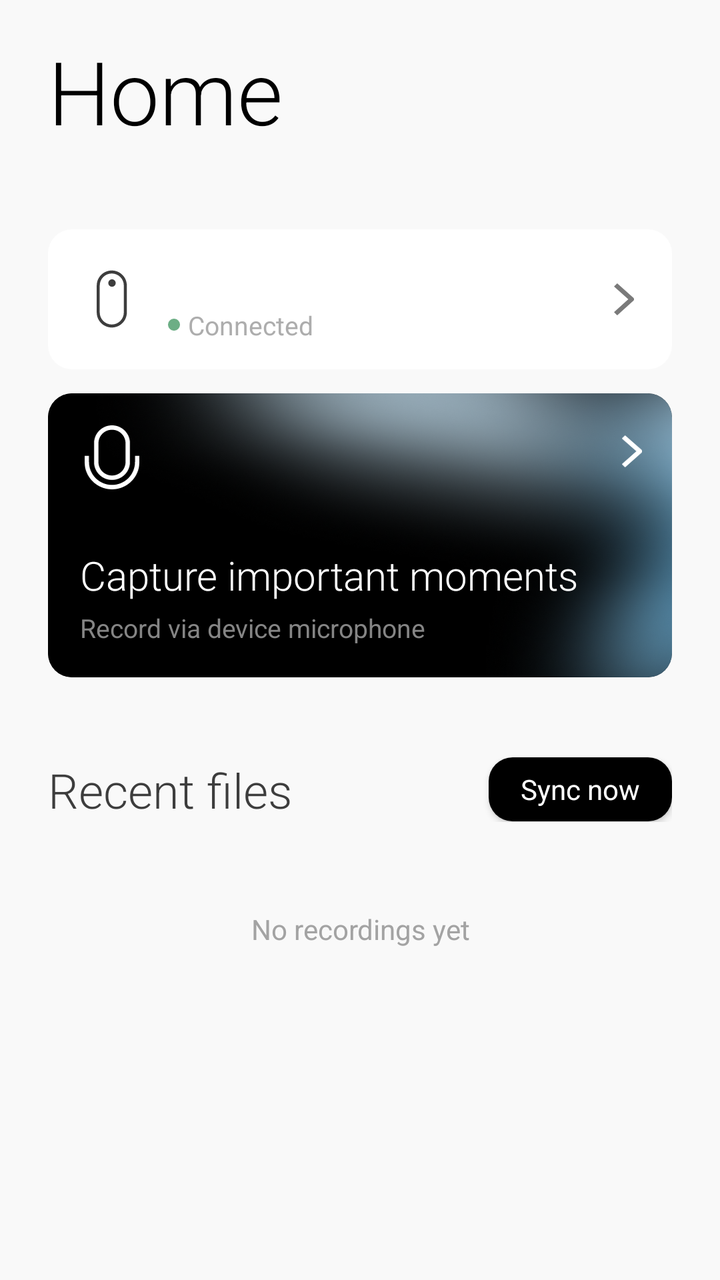
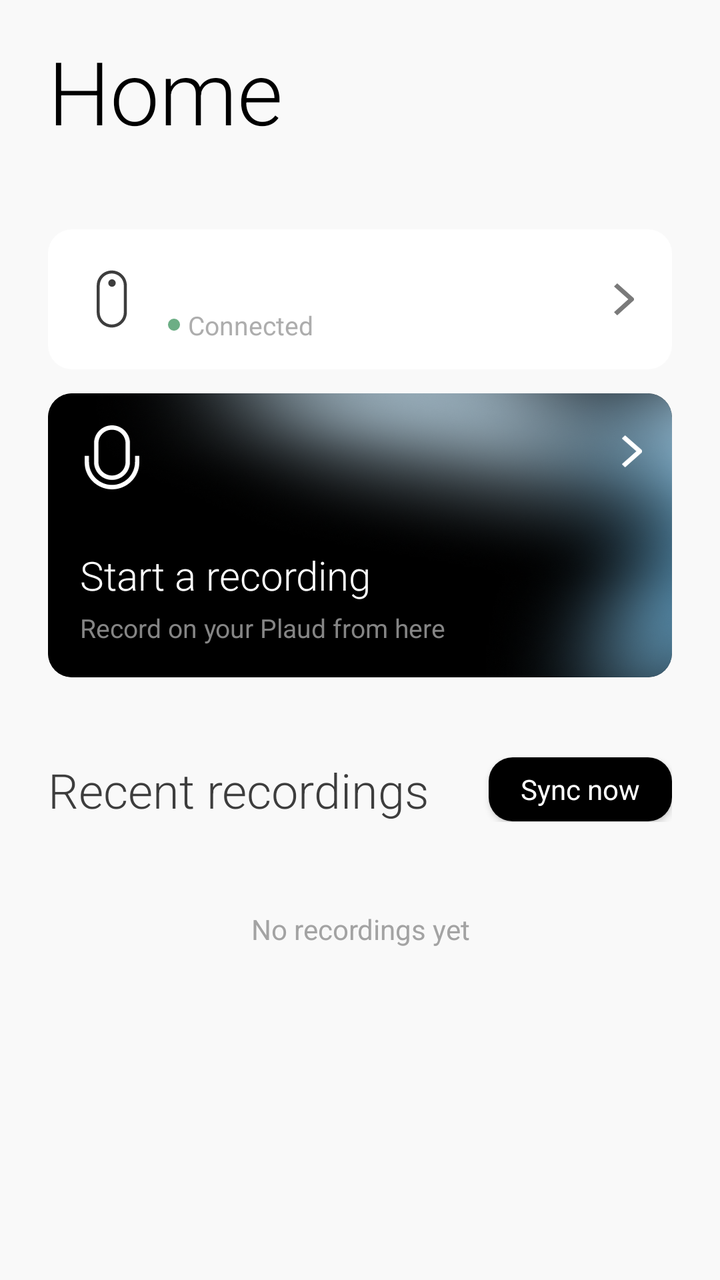

Compare the two renders of this Android layout. The source of the first and the diff that turns it into the second are given below.
<!-- AndroidManifest.xml: application theme Theme.PlaudBridge -->
<!-- res/layout/fragment_home.xml -->
<?xml version="1.0" encoding="utf-8"?>
<ScrollView xmlns:android="http://schemas.android.com/apk/res/android"
    xmlns:app="http://schemas.android.com/apk/res-auto"
    android:layout_width="match_parent"
    android:layout_height="match_parent"
    android:clipToPadding="false"
    android:fillViewport="true"
    android:paddingBottom="120dp"
    android:scrollbars="none">

    <LinearLayout
        android:layout_width="match_parent"
        android:layout_height="wrap_content"
        android:orientation="vertical"
        android:paddingStart="24dp"
        android:paddingEnd="24dp">

        
        <TextView
            android:id="@+id/titleLabel"
            android:layout_width="wrap_content"
            android:layout_height="wrap_content"
            android:layout_marginTop="16dp"
            android:fontFamily="sans-serif-light"
            android:text="@string/home"
            android:textColor="@color/black"
            android:textSize="44sp" />

        
        <LinearLayout
            android:id="@+id/deviceCard"
            android:layout_width="match_parent"
            android:layout_height="wrap_content"
            android:layout_marginTop="40dp"
            android:background="@drawable/bg_card"
            android:clipChildren="true"
            android:clipToPadding="true"
            android:orientation="vertical">

            
            <RelativeLayout
                android:id="@+id/deviceCardHeader"
                android:layout_width="match_parent"
                android:layout_height="70dp"
                android:paddingStart="16dp"
                android:paddingEnd="16dp">

                <ImageView
                    android:id="@+id/deviceIcon"
                    android:layout_width="32dp"
                    android:layout_height="32dp"
                    android:layout_centerVertical="true"
                    android:contentDescription="Device"
                    android:src="@drawable/ic_device" />

                <TextView
                    android:id="@+id/deviceNameLabel"
                    android:layout_width="wrap_content"
                    android:layout_height="wrap_content"
                    android:layout_marginStart="12dp"
                    android:layout_marginTop="16dp"
                    android:layout_toEndOf="@id/deviceIcon"
                    android:fontFamily="sans-serif"
                    android:textColor="@color/black"
                    android:textSize="14sp" />

                
                <LinearLayout
                    android:layout_width="wrap_content"
                    android:layout_height="wrap_content"
                    android:layout_below="@id/deviceNameLabel"
                    android:layout_marginStart="12dp"
                    android:layout_marginTop="4dp"
                    android:layout_toEndOf="@id/deviceIcon"
                    android:gravity="center_vertical"
                    android:orientation="horizontal">

                    <View
                        android:id="@+id/statusDot"
                        android:layout_width="6dp"
                        android:layout_height="6dp"
                        android:background="@drawable/bg_status_dot" />

                    <TextView
                        android:id="@+id/statusLabel"
                        android:layout_width="wrap_content"
                        android:layout_height="wrap_content"
                        android:layout_marginStart="4dp"
                        android:fontFamily="sans-serif"
                        android:text="@string/connected"
                        android:textColor="@color/gray_ad"
                        android:textSize="13sp" />
                </LinearLayout>

                <ImageView
                    android:id="@+id/deviceChevron"
                    android:layout_width="16dp"
                    android:layout_height="16dp"
                    android:layout_alignParentEnd="true"
                    android:layout_centerVertical="true"
                    android:contentDescription="Expand"
                    android:src="@drawable/ic_chevron_right"
                    android:tint="@color/gray7" />
            </RelativeLayout>

            
            <LinearLayout
                android:id="@+id/deviceExpandedContent"
                android:layout_width="match_parent"
                android:layout_height="wrap_content"
                android:orientation="vertical"
                android:paddingStart="16dp"
                android:paddingEnd="16dp"
                android:paddingBottom="16dp"
                android:visibility="gone">

                
                <RelativeLayout
                    android:layout_width="match_parent"
                    android:layout_height="wrap_content"
                    android:layout_marginTop="20dp">

                    <TextView
                        android:layout_width="wrap_content"
                        android:layout_height="wrap_content"
                        android:layout_alignParentStart="true"
                        android:fontFamily="sans-serif"
                        android:text="@string/battery"
                        android:textColor="@color/black"
                        android:textSize="14sp" />

                    <TextView
                        android:id="@+id/batteryValueLabel"
                        android:layout_width="wrap_content"
                        android:layout_height="wrap_content"
                        android:layout_alignParentEnd="true"
                        android:fontFamily="sans-serif"
                        android:textColor="@color/gray_ad"
                        android:textSize="13sp" />
                </RelativeLayout>

                
                <FrameLayout
                    android:layout_width="match_parent"
                    android:layout_height="4dp"
                    android:layout_marginTop="8dp"
                    android:background="@drawable/bg_progress_track">

                    <View
                        android:id="@+id/batteryFill"
                        android:layout_width="0dp"
                        android:layout_height="match_parent"
                        android:background="@drawable/bg_progress_fill_green" />
                </FrameLayout>

                
                <RelativeLayout
                    android:layout_width="match_parent"
                    android:layout_height="wrap_content"
                    android:layout_marginTop="20dp">

                    <TextView
                        android:layout_width="wrap_content"
                        android:layout_height="wrap_content"
                        android:layout_alignParentStart="true"
                        android:fontFamily="sans-serif"
                        android:text="@string/storage"
                        android:textColor="@color/black"
                        android:textSize="14sp" />

                    <TextView
                        android:id="@+id/storageValueLabel"
                        android:layout_width="wrap_content"
                        android:layout_height="wrap_content"
                        android:layout_alignParentEnd="true"
                        android:fontFamily="sans-serif"
                        android:textColor="@color/gray_ad"
                        android:textSize="13sp" />
                </RelativeLayout>

                
                <FrameLayout
                    android:layout_width="match_parent"
                    android:layout_height="4dp"
                    android:layout_marginTop="8dp"
                    android:background="@drawable/bg_progress_track">

                    <View
                        android:id="@+id/storageFill"
                        android:layout_width="0dp"
                        android:layout_height="match_parent"
                        android:background="@drawable/bg_progress_fill_dark" />
                </FrameLayout>

                
                <TextView
                    android:id="@+id/manageButton"
                    android:layout_width="133dp"
                    android:layout_height="32dp"
                    android:layout_marginTop="20dp"
                    android:background="@drawable/bg_manage_button"
                    android:clickable="true"
                    android:focusable="true"
                    android:fontFamily="sans-serif"
                    android:gravity="center"
                    android:text="@string/manage_device"
                    android:textColor="@color/black"
                    android:textSize="14sp" />

                
                <LinearLayout
                    android:id="@+id/otherDevicesList"
                    android:layout_width="match_parent"
                    android:layout_height="wrap_content"
                    android:layout_marginTop="16dp"
                    android:orientation="vertical" />
            </LinearLayout>
        </LinearLayout>

        
        <FrameLayout
            android:id="@+id/recordCard"
            android:layout_width="match_parent"
            android:layout_height="142dp"
            android:layout_marginTop="12dp"
            android:background="@drawable/bg_record_card"
            android:clipToOutline="true">

            <ImageView
                android:layout_width="match_parent"
                android:layout_height="match_parent"
                android:contentDescription="@null"
                android:scaleType="centerCrop"
                android:src="@drawable/record_card_bg" />

            <ImageView
                android:id="@+id/recordMicIcon"
                android:layout_width="32dp"
                android:layout_height="32dp"
                android:layout_marginStart="16dp"
                android:layout_marginTop="16dp"
                android:contentDescription="Record"
                android:src="@drawable/icon_record_mic"
                android:tint="@color/white" />

            <ImageView
                android:layout_width="16dp"
                android:layout_height="16dp"
                android:layout_gravity="end"
                android:layout_marginTop="21dp"
                android:layout_marginEnd="12dp"
                android:contentDescription="Go"
                android:src="@drawable/ic_chevron_right"
                android:tint="@color/white" />

            <LinearLayout
                android:layout_width="wrap_content"
                android:layout_height="wrap_content"
                android:layout_gravity="bottom"
                android:layout_marginStart="16dp"
                android:layout_marginBottom="16dp"
                android:orientation="vertical">

                <TextView
                    android:id="@+id/recordTitleLabel"
                    android:layout_width="wrap_content"
                    android:layout_height="wrap_content"
                    android:fontFamily="sans-serif-light"
                    android:text="@string/capture_moments"
                    android:textColor="@color/white"
                    android:textSize="20sp" />

                <TextView
                    android:id="@+id/recordSubtitleLabel"
                    android:layout_width="wrap_content"
                    android:layout_height="wrap_content"
                    android:layout_marginTop="4dp"
                    android:fontFamily="sans-serif"
                    android:text="@string/record_via_device"
                    android:textColor="@color/gray5"
                    android:textSize="13sp" />
            </LinearLayout>
        </FrameLayout>

        
        <include
            android:id="@+id/syncBanner"
            layout="@layout/view_sync_banner"
            android:layout_width="match_parent"
            android:layout_height="wrap_content"
            android:layout_marginTop="12dp"
            android:visibility="gone" />

        
        <LinearLayout
            android:id="@+id/recordingBanner"
            android:layout_width="match_parent"
            android:layout_height="wrap_content"
            android:layout_marginTop="8dp"
            android:background="@drawable/bg_recording_banner"
            android:gravity="center_vertical"
            android:orientation="horizontal"
            android:padding="14dp"
            android:visibility="gone">

            <View
                android:id="@+id/pulseDot"
                android:layout_width="12dp"
                android:layout_height="12dp"
                android:background="@drawable/bg_pulse_dot" />

            <TextView
                android:layout_width="wrap_content"
                android:layout_height="wrap_content"
                android:layout_marginStart="8dp"
                android:fontFamily="sans-serif-medium"
                android:text="@string/recording_ellipsis"
                android:textColor="@color/red"
                android:textSize="14sp" />

            <TextView
                android:id="@+id/recordingTimerLabel"
                android:layout_width="wrap_content"
                android:layout_height="wrap_content"
                android:layout_marginStart="12dp"
                android:fontFamily="sans-serif"
                android:text="00:00"
                android:textColor="@color/text_secondary"
                android:textSize="14sp" />

            <View
                android:layout_width="0dp"
                android:layout_height="0dp"
                android:layout_weight="1" />

            <ImageView
                android:layout_width="16dp"
                android:layout_height="16dp"
                android:contentDescription="Go"
                android:src="@drawable/ic_chevron_right"
                android:tint="@color/text_secondary" />
        </LinearLayout>

        
        <LinearLayout
            android:layout_width="match_parent"
            android:layout_height="wrap_content"
            android:layout_marginTop="40dp"
            android:gravity="center_vertical"
            android:orientation="horizontal">

            <TextView
                android:id="@+id/recentFilesHeader"
                android:layout_width="0dp"
                android:layout_height="wrap_content"
                android:layout_weight="1"
                android:fontFamily="sans-serif-light"
                android:text="@string/recent_files"
                android:textColor="@color/dark_gray"
                android:textSize="24sp" />

            <Button
                android:id="@+id/syncNowButton"
                android:layout_width="wrap_content"
                android:layout_height="32dp"
                android:background="@drawable/bg_primary_button"
                android:insetTop="0dp"
                android:insetBottom="0dp"
                app:backgroundTint="@null"
                android:fontFamily="sans-serif"
                android:minWidth="0dp"
                android:paddingStart="16dp"
                android:paddingEnd="16dp"
                android:text="@string/sync_now"
                android:textAllCaps="false"
                android:textColor="@color/white"
                android:textSize="14sp" />
        </LinearLayout>

        <LinearLayout
            android:id="@+id/recentFilesList"
            android:layout_width="match_parent"
            android:layout_height="wrap_content"
            android:layout_marginTop="20dp"
            android:orientation="vertical" />

        <TextView
            android:id="@+id/emptyFilesLabel"
            android:layout_width="match_parent"
            android:layout_height="wrap_content"
            android:layout_marginTop="24dp"
            android:fontFamily="sans-serif"
            android:gravity="center"
            android:text="@string/no_recordings_yet"
            android:textColor="@color/text_secondary"
            android:textSize="14sp" />

    </LinearLayout>
</ScrollView>
<!-- res/layout/view_sync_banner.xml (included above) -->
<?xml version="1.0" encoding="utf-8"?>
<LinearLayout xmlns:android="http://schemas.android.com/apk/res/android"
    android:layout_width="match_parent"
    android:layout_height="wrap_content"
    android:background="@drawable/bg_sync_banner"
    android:orientation="vertical"
    android:padding="16dp">

    
    <RelativeLayout
        android:layout_width="match_parent"
        android:layout_height="wrap_content">

        <ImageView
            android:id="@+id/syncIcon"
            android:layout_width="14dp"
            android:layout_height="14dp"
            android:layout_centerVertical="true"
            android:contentDescription="Sync"
            android:src="@drawable/ic_sync"
            android:tint="@color/dark_gray" />

        <TextView
            android:id="@+id/syncTitleLabel"
            android:layout_width="wrap_content"
            android:layout_height="wrap_content"
            android:layout_centerVertical="true"
            android:layout_marginStart="6dp"
            android:layout_toEndOf="@id/syncIcon"
            android:fontFamily="sans-serif"
            android:text="@string/syncing_recordings"
            android:textColor="@color/dark_gray"
            android:textSize="14sp" />

        <TextView
            android:id="@+id/syncCountLabel"
            android:layout_width="wrap_content"
            android:layout_height="wrap_content"
            android:layout_alignParentEnd="true"
            android:layout_centerVertical="true"
            android:fontFamily="sans-serif"
            android:textColor="@color/gray7"
            android:textSize="13sp" />
    </RelativeLayout>

    
    <FrameLayout
        android:layout_width="match_parent"
        android:layout_height="4dp"
        android:layout_marginTop="12dp"
        android:background="@drawable/bg_progress_track">

        <View
            android:id="@+id/syncProgressFill"
            android:layout_width="0dp"
            android:layout_height="match_parent"
            android:background="@drawable/bg_progress_fill_dark" />
    </FrameLayout>

    
    <RelativeLayout
        android:layout_width="match_parent"
        android:layout_height="wrap_content"
        android:layout_marginTop="12dp">

        <TextView
            android:id="@+id/syncSpeedLabel"
            android:layout_width="wrap_content"
            android:layout_height="wrap_content"
            android:layout_alignParentStart="true"
            android:layout_centerVertical="true"
            android:fontFamily="sans-serif"
            android:textColor="@color/gray7"
            android:textSize="13sp" />

        <TextView
            android:id="@+id/fastTransferButton"
            android:layout_width="wrap_content"
            android:layout_height="wrap_content"
            android:layout_alignParentEnd="true"
            android:background="@drawable/bg_fast_transfer_button"
            android:drawableStart="@drawable/ic_wifi"
            android:drawablePadding="4dp"
            android:fontFamily="sans-serif"
            android:paddingStart="8dp"
            android:paddingTop="4dp"
            android:paddingEnd="8dp"
            android:paddingBottom="4dp"
            android:text="@string/fast_transfer"
            android:textColor="@color/white"
            android:textSize="13sp" />
    </RelativeLayout>

</LinearLayout>
<!-- resources referenced by this layout -->
<resources>
  <color name="black">#000000</color>
  <color name="dark_gray">#3D3D3D</color>
  <color name="gray5">#858585</color>
  <color name="gray7">#7A7A7A</color>
  <color name="gray_ad">#ADADAD</color>
  <color name="red">#FF503F</color>
  <color name="text_secondary">#A3A3A3</color>
  <color name="white">#FFFFFF</color>
  <!-- drawable bg_card (drawable) -->
  <?xml version="1.0" encoding="utf-8"?>
  <shape xmlns:android="http://schemas.android.com/apk/res/android"
      android:shape="rectangle">
      <solid android:color="@color/white" />
      <corners android:radius="12dp" />
  </shape>
  <!-- drawable bg_fast_transfer_button (drawable) -->
  <?xml version="1.0" encoding="utf-8"?>
  <shape xmlns:android="http://schemas.android.com/apk/res/android"
      android:shape="rectangle">
      <solid android:color="@color/black" />
      <corners android:radius="8dp" />
  </shape>
  <!-- drawable bg_primary_button (drawable) -->
  <?xml version="1.0" encoding="utf-8"?>
  <shape xmlns:android="http://schemas.android.com/apk/res/android"
      android:shape="rectangle">
      <solid android:color="@color/black" />
      <corners android:radius="12dp" />
  </shape>
  <!-- drawable bg_progress_fill_dark (drawable) -->
  <?xml version="1.0" encoding="utf-8"?>
  <shape xmlns:android="http://schemas.android.com/apk/res/android"
      android:shape="rectangle">
      <solid android:color="@color/dark_gray" />
      <corners android:radius="2dp" />
  </shape>
  <!-- drawable bg_progress_fill_green (drawable) -->
  <?xml version="1.0" encoding="utf-8"?>
  <shape xmlns:android="http://schemas.android.com/apk/res/android"
      android:shape="rectangle">
      <solid android:color="@color/green" />
      <corners android:radius="2dp" />
  </shape>
  <!-- drawable bg_progress_track (drawable) -->
  <?xml version="1.0" encoding="utf-8"?>
  <shape xmlns:android="http://schemas.android.com/apk/res/android"
      android:shape="rectangle">
      <solid android:color="@color/separator" />
      <corners android:radius="2dp" />
  </shape>
  <!-- drawable bg_pulse_dot (drawable) -->
  <?xml version="1.0" encoding="utf-8"?>
  <shape xmlns:android="http://schemas.android.com/apk/res/android"
      android:shape="oval">
      <solid android:color="@color/red" />
      <size
          android:width="12dp"
          android:height="12dp" />
  </shape>
  <!-- drawable bg_record_card (drawable) -->
  <?xml version="1.0" encoding="utf-8"?>
  <shape xmlns:android="http://schemas.android.com/apk/res/android"
      android:shape="rectangle">
      <solid android:color="@color/black" />
      <corners android:radius="12dp" />
  </shape>
  <!-- drawable bg_status_dot (drawable) -->
  <?xml version="1.0" encoding="utf-8"?>
  <shape xmlns:android="http://schemas.android.com/apk/res/android"
      android:shape="oval">
      <solid android:color="@color/green" />
      <size
          android:width="6dp"
          android:height="6dp" />
  </shape>
  <string name="battery">Battery</string>
  <string name="capture_moments">Capture important moments</string>
  <string name="connected">Connected</string>
  <string name="fast_transfer">Fast Transfer</string>
  <string name="home">Home</string>
  <string name="manage_device">Manage device</string>
  <string name="no_recordings_yet">No recordings yet</string>
  <string name="recent_files">Recent files</string>
  <string name="record_via_device">Record via device microphone</string>
  <string name="recording_ellipsis">Recording...</string>
  <string name="storage">Storage</string>
  <string name="sync_now">Sync now</string>
  <string name="syncing_recordings">Syncing recordings from device</string>
  <color name="green">#6CAE85</color>
  <color name="separator">#EBEBEB</color>
  <color name="recording_banner_fill">#1AFF503F</color>
  <color name="recording_banner_stroke">#4DFF503F</color>
  <color name="sync_dash_border">#CCCCCC</color>
  <color name="bg_primary">#F9F9F9</color>
  <!-- unchanged entries left out for length: 10 -->
</resources>

<!-- the commit's change to res/layout/fragment_home.xml (unified diff, before → after) -->
@@ -355,7 +355,7 @@
                 android:layout_height="wrap_content"
                 android:layout_weight="1"
                 android:fontFamily="sans-serif-light"
-                android:text="@string/recent_files"
+                android:text="@string/recent_recordings"
                 android:textColor="@color/dark_gray"
                 android:textSize="24sp" />
 
<!-- resource entries referenced after the edit -->
@@ -76,14 +76,14 @@
           android:height="6dp" />
   </shape>
   <string name="battery">Battery</string>
-  <string name="capture_moments">Capture important moments</string>
+  <string name="capture_moments">Start a recording</string>
   <string name="connected">Connected</string>
   <string name="fast_transfer">Fast Transfer</string>
   <string name="home">Home</string>
   <string name="manage_device">Manage device</string>
   <string name="no_recordings_yet">No recordings yet</string>
-  <string name="recent_files">Recent files</string>
-  <string name="record_via_device">Record via device microphone</string>
+  <string name="recent_recordings">Recent recordings</string>
+  <string name="record_via_device">Record on your Plaud from here</string>
   <string name="recording_ellipsis">Recording...</string>
   <string name="storage">Storage</string>
   <string name="sync_now">Sync now</string>
